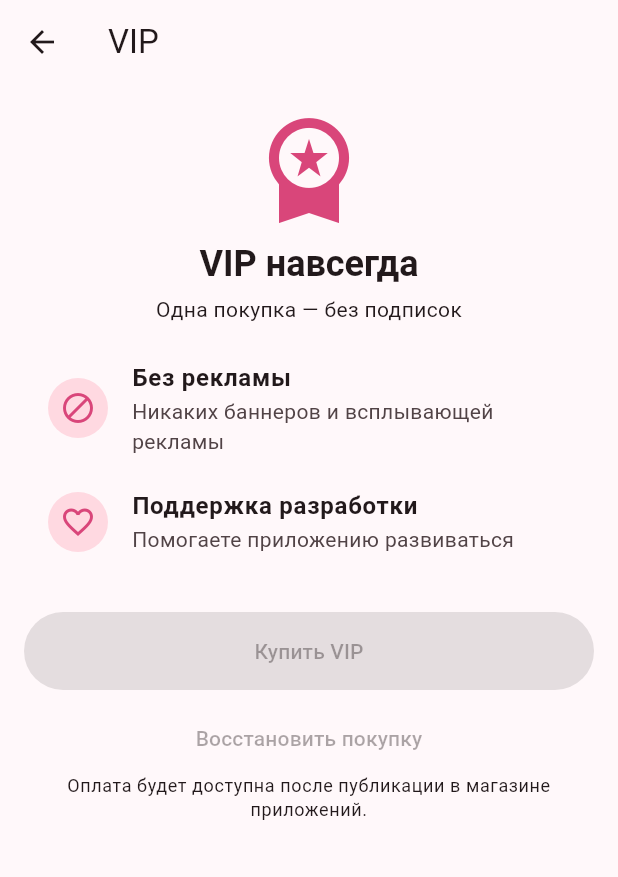
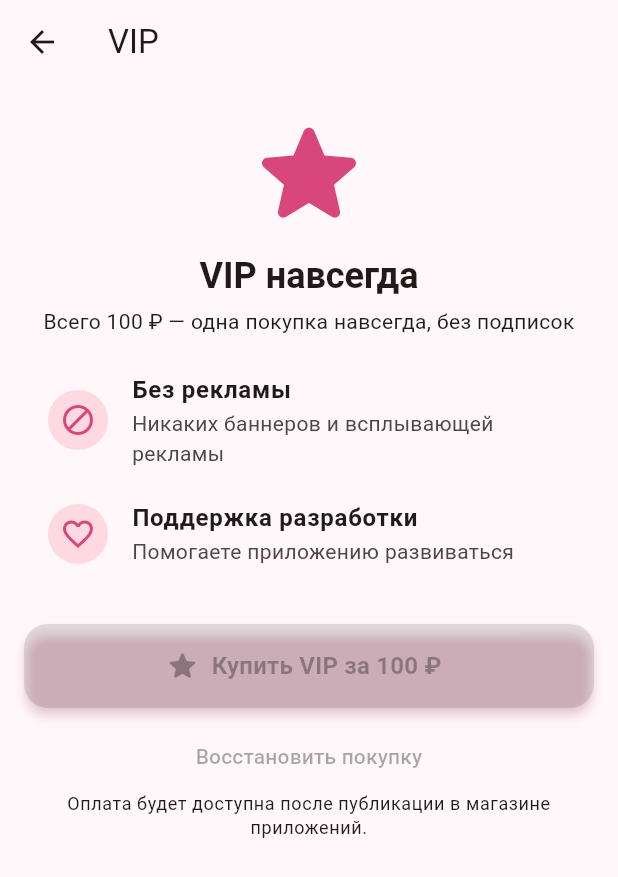
Before and after one commit to perunov84-gif/shopping-list, a Flutter app: the PremiumScreen screen opened directly, on a phone screen of 412 x 824 dp. Shown: the top 877 px of the screen. Run offline on Flutter 3.47's test engine with Material 3 defaults, Android fonts, the phone set to English and light mode, and no system bars; our stand-ins replace app_links, file_picker, google_mobile_ads, in_app_purchase, share_plus, shared_preferences and 2 more; missing offline and left inert: flutter_rustore_pay, yandex_mobileads; accounts and stored records are empty; network calls fail; statements that could not run were skipped.

Commit message:
ui: unified wide buttons, filled star for VIP, 100 ₽ price, nicer basket on empty screen, 'Надиктовать' button

```diff
--- a/lib/app_config.dart
+++ b/lib/app_config.dart
@@ -11,6 +11,9 @@ class AppConfig {
 
   /// ID разового продукта «VIP навсегда» (должен совпадать с консолью магазина).
   static const vipProductId = String.fromEnvironment('VIP_PRODUCT_ID', defaultValue: 'vip_forever');
+
+  /// Цена VIP, если магазин ещё не вернул свою (реальная цена задаётся в консоли магазина).
+  static const vipFallbackPrice = '100 ₽';
 
   // ---- Реклама. По умолчанию — официальные тестовые/демо ID, безопасные для разработки. ----
   static const admobBannerId =
--- a/lib/ui/premium_screen.dart
+++ b/lib/ui/premium_screen.dart
@@ -3,6 +3,7 @@ import 'package:provider/provider.dart';
 
 import '../app_config.dart';
 import '../monetization/premium.dart';
+import 'widgets/wide_button.dart';
 
 class PremiumScreen extends StatelessWidget {
   const PremiumScreen({super.key});
@@ -19,23 +20,22 @@ class PremiumScreen extends StatelessWidget {
     return Scaffold(
       appBar: AppBar(title: const Text('VIP')),
       body: ListView(padding: const EdgeInsets.all(16), children: [
-        Icon(Icons.workspace_premium, size: 80, color: t.colorScheme.primary),
+        Icon(Icons.star_rounded, size: 88, color: t.colorScheme.primary),
         const SizedBox(height: 8),
         Text(p.isVip ? 'У вас VIP — спасибо!' : 'VIP навсегда',
             textAlign: TextAlign.center, style: t.textTheme.headlineSmall?.copyWith(fontWeight: FontWeight.w700)),
         const SizedBox(height: 4),
-        Text('Одна покупка — без подписок', textAlign: TextAlign.center, style: t.textTheme.bodyMedium),
+        Text('Всего ${p.price ?? AppConfig.vipFallbackPrice} — одна покупка навсегда, без подписок', textAlign: TextAlign.center, style: t.textTheme.bodyMedium),
         const SizedBox(height: 16),
         benefit(Icons.block, 'Без рекламы', 'Никаких баннеров и всплывающей рекламы'),
         benefit(Icons.favorite_outline, 'Поддержка разработки', 'Помогаете приложению развиваться'),
         const SizedBox(height: 24),
         if (!p.isVip) ...[
-          FilledButton(
-            style: FilledButton.styleFrom(minimumSize: const Size.fromHeight(52)),
-            onPressed: p.busy || !p.storeAvailable ? null : p.buy,
-            child: p.busy
-                ? const SizedBox(width: 22, height: 22, child: CircularProgressIndicator(strokeWidth: 2))
-                : Text(p.price == null ? 'Купить VIP' : 'Купить VIP за ${p.price}'),
+          WideButton(
+            icon: Icons.star_rounded,
+            label: 'Купить VIP за ${p.price ?? AppConfig.vipFallbackPrice}',
+            busy: p.busy,
+            onPressed: p.storeAvailable ? p.buy : null,
           ),
           const SizedBox(height: 8),
           TextButton(
--- a/lib/ui/settings_screen.dart
+++ b/lib/ui/settings_screen.dart
@@ -55,9 +55,9 @@ class _SettingsScreenState extends State<SettingsScreen> {
       body: ListView(children: [
         Card(
           child: ListTile(
-            leading: Icon(Icons.workspace_premium, color: t.colorScheme.primary),
+            leading: Icon(Icons.star_rounded, color: t.colorScheme.primary),
             title: Text(p.isVip ? 'VIP активен' : 'VIP: без рекламы'),
-            subtitle: Text(p.isVip ? 'Спасибо за поддержку!' : 'Разовая покупка, навсегда'),
+            subtitle: Text(p.isVip ? 'Спасибо за поддержку!' : 'Всего ${p.price ?? AppConfig.vipFallbackPrice}, навсегда'),
             trailing: const Icon(Icons.chevron_right),
             onTap: () => Navigator.of(context).push(MaterialPageRoute(builder: (_) => const PremiumScreen())),
           ),
--- /dev/null
+++ b/lib/ui/widgets/wide_button.dart
@@ -0,0 +1,34 @@
+import 'package:flutter/material.dart';
+
+/// Единая большая кнопка приложения («Новый список», «В магазин», «Надиктовать», «Купить VIP»):
+/// во всю ширину, высота 56, скругление 16, основной цвет темы.
+class WideButton extends StatelessWidget {
+  const WideButton({super.key, required this.icon, required this.label, required this.onPressed, this.busy = false});
+
+  final IconData icon;
+  final String label;
+  final VoidCallback? onPressed;
+  final bool busy;
+
+  @override
+  Widget build(BuildContext context) {
+    final t = Theme.of(context);
+    return SizedBox(
+      width: double.infinity,
+      height: 56,
+      child: FilledButton.icon(
+        onPressed: busy ? null : onPressed,
+        style: FilledButton.styleFrom(
+          shape: RoundedRectangleBorder(borderRadius: BorderRadius.circular(16)),
+          elevation: 3,
+          shadowColor: t.colorScheme.primary.withValues(alpha: 0.4),
+          textStyle: t.textTheme.titleMedium?.copyWith(fontWeight: FontWeight.w600),
+        ),
+        icon: busy
+            ? const SizedBox(width: 20, height: 20, child: CircularProgressIndicator(strokeWidth: 2))
+            : Icon(icon, size: 24),
+        label: Text(label),
+      ),
+    );
+  }
+}
--- a/pubspec.yaml
+++ b/pubspec.yaml
@@ -39,5 +39,6 @@ flutter:
   assets:
     - assets/data/catalog.json
     - assets/images/splash_logo.png
+    - assets/images/basket.png
     - assets/images/telegram.png
     - assets/images/whatsapp.png
```
Also changed, not shown: lib/ui/home_screen.dart (+10 -23 lines), lib/ui/list_screen.dart (+5 -7 lines), assets/images/basket.png (added), 1 other file.
